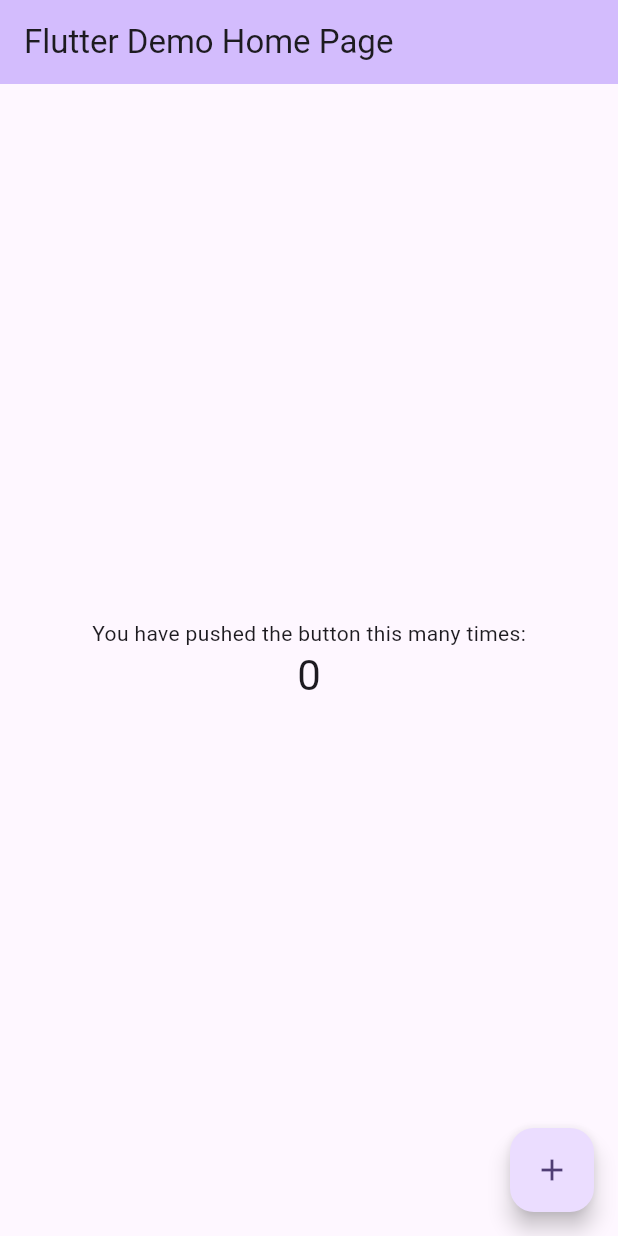
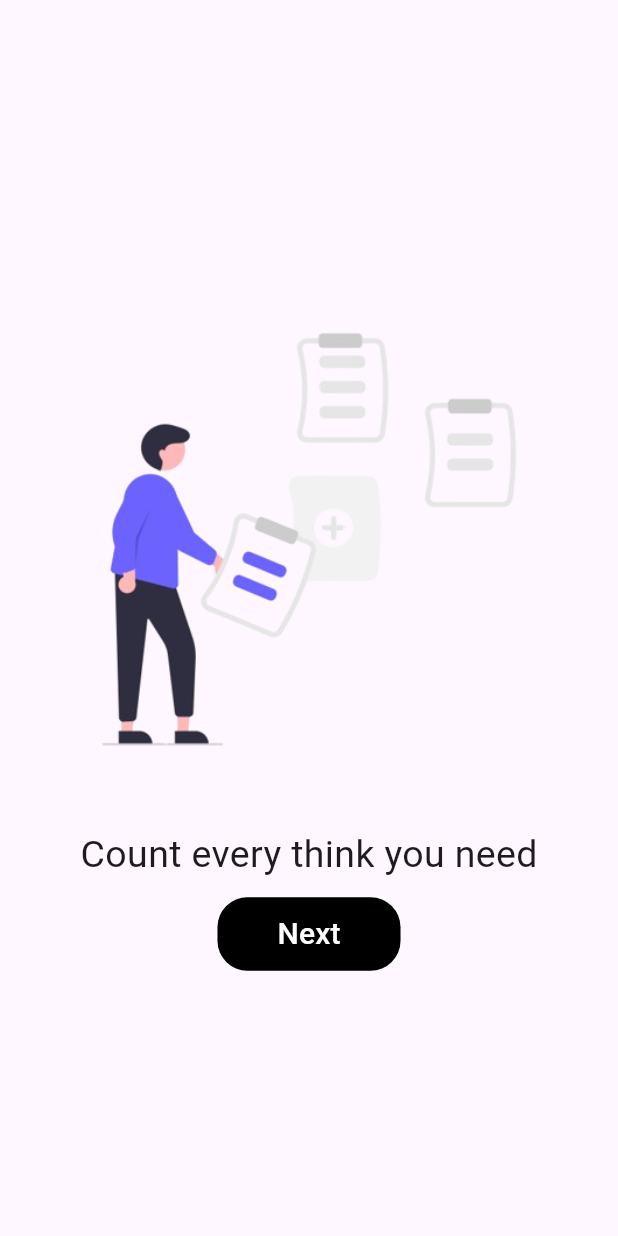
Before and after one commit to CodeWApiipakar/counter_app, a Flutter app: the screen it shows after launch, on a phone screen of 412 x 824 dp. Run offline on Flutter 3.47's test engine with Material 3 defaults, Android fonts, the phone set to English and light mode, and no system bars; our stand-ins replace shared_preferences.

Commit message:
every thing is redy

```diff
--- a/lib/main.dart
+++ b/lib/main.dart
@@ -1,125 +1,61 @@
+import 'package:counter/components/dialog.dart';
+import 'package:counter/components/myAppBar.dart';
+import 'package:counter/screens/splashScreenOne.dart';
 import 'package:flutter/material.dart';
+import 'package:shared_preferences/shared_preferences.dart';
 
-void main() {
-  runApp(const MyApp());
+void main() async {
+  WidgetsFlutterBinding
+      .ensureInitialized(); // Ensure initialization before runApp
+  final prefs = await SharedPreferences.getInstance();
+  final isSplashSeen = prefs.getBool('splashSeen') ?? false;
+
+  runApp(MaterialApp(
+    debugShowCheckedModeBanner: false,
+    theme: ThemeData.light(),
+    darkTheme: ThemeData.dark(),
+    themeMode: ThemeMode.system,
+    home: isSplashSeen ? Home() : Splashscreenone(),
+  ));
 }
 
-class MyApp extends StatelessWidget {
-  const MyApp({super.key});
+class Home extends StatefulWidget {
+  const Home({super.key});
+
+  @override
+  State<Home> createState() => _HomeState();
+}
+
+class _HomeState extends State<Home> {
+  Map<dynamic, List<dynamic>> items = {};
+  dynamic itemid = "";
+  int? itemValue;
+  String itemTitle = "Create new item";
+  var isSelected = false;
+
+  void handleSelected() {
+    setState(() {
+      isSelected = !isSelected;
+    });
+  }
+
+  //handle add item
+  void addNewItem() {
+    setState(() {
+      var itemIdIncrement = items.length + 1;
+      itemid = "Item $itemIdIncrement";
+      itemValue = 0;
+      dialogBuilder(
+          context, itemTitle, itemid, itemValue, isSelected, handleSelected);
+    });
+  }
 
   // This widget is the root of your application.
   @override
   Widget build(BuildContext context) {
-    return MaterialApp(
-      title: 'Flutter Demo',
-      theme: ThemeData(
-        // This is the theme of your application.
-        //
-        // TRY THIS: Try running your application with "flutter run". You'll see
-        // the application has a purple toolbar. Then, without quitting the app,
-        // try changing the seedColor in the colorScheme below to Colors.green
-        // and then invoke "hot reload" (save your changes or press the "hot
-        // reload" button in a Flutter-supported IDE, or press "r" if you used
-        // the command line to start the app).
-        //
-        // Notice that the counter didn't reset back to zero; the application
-        // state is not lost during the reload. To reset the state, use hot
-        // restart instead.
-        //
-        // This works for code too, not just values: Most code changes can be
-        // tested with just a hot reload.
-        colorScheme: ColorScheme.fromSeed(seedColor: Colors.deepPurple),
-        useMaterial3: true,
-      ),
-      home: const MyHomePage(title: 'Flutter Demo Home Page'),
+    return Scaffold(
+      appBar: buildAppBar(addNewItem),
+      body: Center(),
     );
   }
 }
-
-class MyHomePage extends StatefulWidget {
-  const MyHomePage({super.key, required this.title});
-
-  // This widget is the home page of your application. It is stateful, meaning
-  // that it has a State object (defined below) that contains fields that affect
-  // how it looks.
-
-  // This class is the configuration for the state. It holds the values (in this
-  // case the title) provided by the parent (in this case the App widget) and
-  // used by the build method of the State. Fields in a Widget subclass are
-  // always marked "final".
-
-  final String title;
-
-  @override
-  State<MyHomePage> createState() => _MyHomePageState();
-}
-
-class _MyHomePageState extends State<MyHomePage> {
-  int _counter = 0;
-
-  void _incrementCounter() {
-    setState(() {
-      // This call to setState tells the Flutter framework that something has
-      // changed in this State, which causes it to rerun the build method below
-      // so that the display can reflect the updated values. If we changed
-      // _counter without calling setState(), then the build method would not be
-      // called again, and so nothing would appear to happen.
-      _counter++;
-    });
-  }
-
-  @override
-  Widget build(BuildContext context) {
-    // This method is rerun every time setState is called, for instance as done
-    // by the _incrementCounter method above.
-    //
-    // The Flutter framework has been optimized to make rerunning build methods
-    // fast, so that you can just rebuild anything that needs updating rather
-    // than having to individually change instances of widgets.
-    return Scaffold(
-      appBar: AppBar(
-        // TRY THIS: Try changing the color here to a specific color (to
-        // Colors.amber, perhaps?) and trigger a hot reload to see the AppBar
-        // change color while the other colors stay the same.
-        backgroundColor: Theme.of(context).colorScheme.inversePrimary,
-        // Here we take the value from the MyHomePage object that was created by
-        // the App.build method, and use it to set our appbar title.
-        title: Text(widget.title),
-      ),
-      body: Center(
-        // Center is a layout widget. It takes a single child and positions it
-        // in the middle of the parent.
-        child: Column(
-          // Column is also a layout widget. It takes a list of children and
-          // arranges them vertically. By default, it sizes itself to fit its
-          // children horizontally, and tries to be as tall as its parent.
-          //
-          // Column has various properties to control how it sizes itself and
-          // how it positions its children. Here we use mainAxisAlignment to
-          // center the children vertically; the main axis here is the vertical
-          // axis because Columns are vertical (the cross axis would be
-          // horizontal).
-          //
-          // TRY THIS: Invoke "debug painting" (choose the "Toggle Debug Paint"
-          // action in the IDE, or press "p" in the console), to see the
-          // wireframe for each widget.
-          mainAxisAlignment: MainAxisAlignment.center,
-          children: <Widget>[
-            const Text(
-              'You have pushed the button this many times:',
-            ),
-            Text(
-              '$_counter',
-              style: Theme.of(context).textTheme.headlineMedium,
-            ),
-          ],
-        ),
-      ),
-      floatingActionButton: FloatingActionButton(
-        onPressed: _incrementCounter,
-        tooltip: 'Increment',
-        child: const Icon(Icons.add),
-      ), // This trailing comma makes auto-formatting nicer for build methods.
-    );
-  }
-}
--- /dev/null
+++ b/lib/screens/splashScreenOne.dart
@@ -0,0 +1,64 @@
+import 'package:counter/main.dart';
+import 'package:flutter/material.dart';
+import 'package:flutter/services.dart';
+import 'package:shared_preferences/shared_preferences.dart';
+
+class Splashscreenone extends StatefulWidget {
+  const Splashscreenone({super.key});
+
+  @override
+  State<Splashscreenone> createState() => _SplashscreenoneState();
+}
+
+class _SplashscreenoneState extends State<Splashscreenone> {
+  @override
+  void initState() {
+    // TODO: implement initState
+    super.initState();
+  }
+
+  @override
+  Widget build(BuildContext context) {
+    final isDarkMode = Theme.of(context).brightness == Brightness.dark;
+    return Scaffold(
+      body: Column(
+        mainAxisAlignment: MainAxisAlignment.center,
+        crossAxisAlignment: CrossAxisAlignment.center,
+        children: [
+          Image.asset("Assets/image1.png"),
+          const SizedBox(
+            height: 10,
+          ),
+          const Text("Count every think you need",
+              style: TextStyle(fontSize: 25)),
+          const SizedBox(
+            height: 10,
+          ),
+          TextButton(
+              style: TextButton.styleFrom(
+                backgroundColor: isDarkMode
+                    ? Colors.white
+                    : Colors.black, // Button background color
+                padding: const EdgeInsets.symmetric(
+                    horizontal: 40, vertical: 10), // Padding inside the button
+                shape: RoundedRectangleBorder(
+                  borderRadius: BorderRadius.circular(20), // Button shape
+                ),
+              ),
+              onPressed: () async {
+                final SharedPreferences splashPrefs =
+                    await SharedPreferences.getInstance();
+                splashPrefs.setBool("splashSeen", true);
+                Navigator.push(
+                    context, MaterialPageRoute(builder: (context) => Home()));
+              },
+              child: Text("Next",
+                  style: TextStyle(
+                    fontSize: 20,
+                    color: isDarkMode ? Colors.black : Colors.white,
+                  )))
+        ],
+      ),
+    );
+  }
+}
```
Also changed, not shown: lib/components/dialog.dart (added, +108 -0 lines), lib/components/myAppBar.dart (added, +25 -0 lines), pubspec.yaml (+4 -3 lines), Assets/image1.png (added), pubspec.lock, 1 other file.
